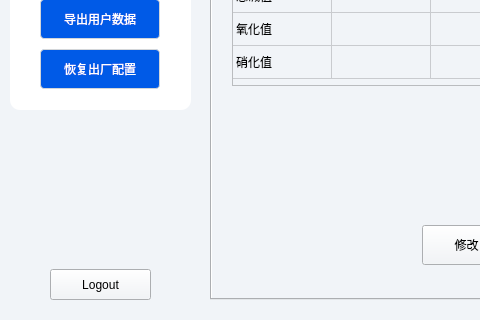
Above: mainwindow.ui from 1996zjun/foutinone before the change; both pictures show x 0 to 480 and y 241 to 561 of the 971 by 561 pixel window. Below: the same form after it.
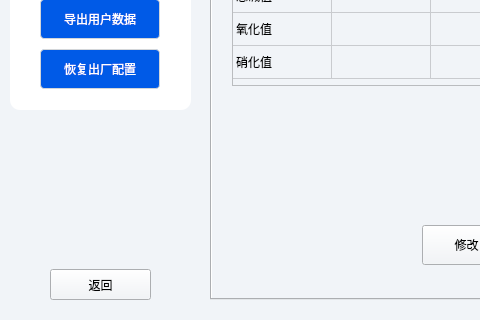
That is the form after the change.

Diff of the .ui file:
```diff
--- a/mainwindow.ui
+++ b/mainwindow.ui
@@ -692,7 +692,7 @@
     </rect>
    </property>
    <property name="text">
-    <string>Logout</string>
+    <string>返回</string>
    </property>
   </widget>
   <widget class="QPushButton" name="testButton">
```
